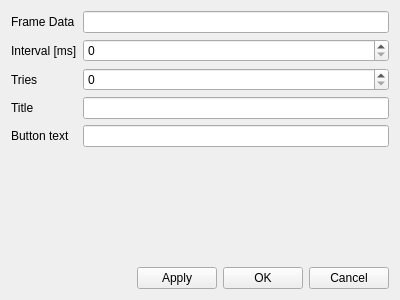
The window that QLinCommand/settingsdialog.ui (pr4u4t/automatron3000) describes before a commit, drawn with Qt 5.
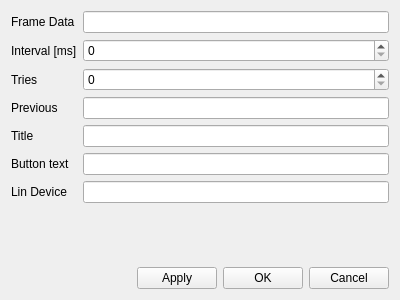
The same window after the commit. Custom widgets are drawn as their Qt base class.

What changed in the file:
```diff
--- a/QLinCommand/settingsdialog.ui
+++ b/QLinCommand/settingsdialog.ui
@@ -66,6 +66,26 @@
      <item row="9" column="1">
       <widget class="QLineEdit" name="buttonTextEdit"/>
      </item>
+     <item row="7" column="0">
+      <widget class="QLabel" name="label_6">
+       <property name="text">
+        <string>Previous</string>
+       </property>
+      </widget>
+     </item>
+     <item row="7" column="1">
+      <widget class="QLineEdit" name="previousEdit"/>
+     </item>
+     <item row="10" column="0">
+      <widget class="QLabel" name="label_7">
+       <property name="text">
+        <string>Lin Device</string>
+       </property>
+      </widget>
+     </item>
+     <item row="10" column="1">
+      <widget class="QLineEdit" name="linEdit"/>
+     </item>
     </layout>
    </item>
    <item>
```
